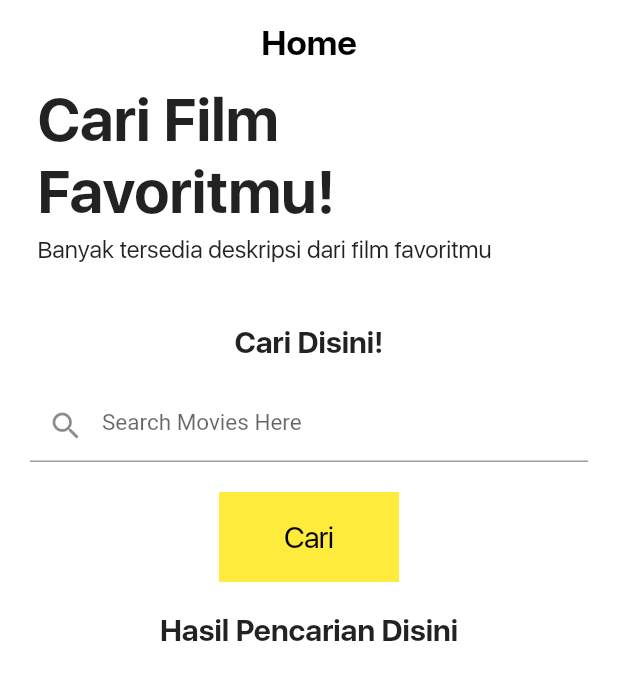
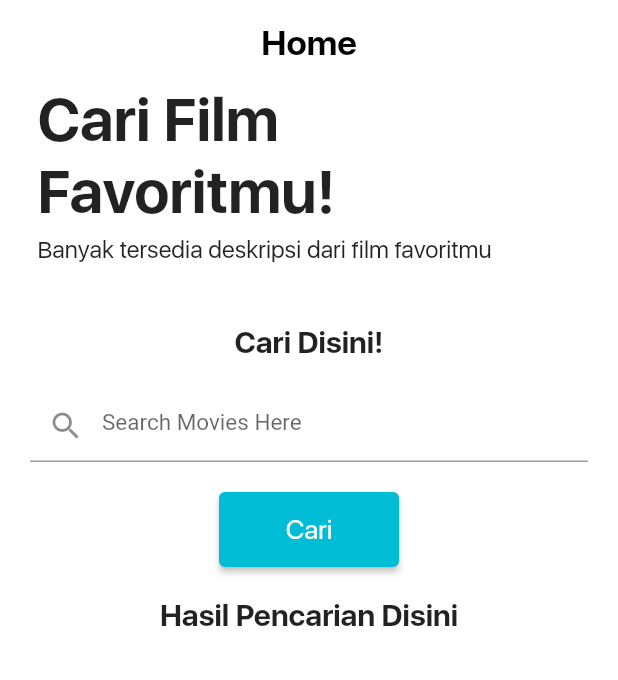
Before and after one commit to ozaenzenzen/flutter-FindMovieAPI, a Flutter app: the screen it shows after launch, on a phone screen of 412 x 824 dp. Shown: the top 680 px of the screen. Run offline on Flutter 3.47's test engine with Material 2 defaults, Android fonts, the phone set to English and light mode, and no system bars; project files that could hold a hidden picture were left out.

Commit message:
cleaning code

```diff
--- a/lib/main.dart
+++ b/lib/main.dart
@@ -169,16 +169,18 @@ class _HomePageState extends State<HomePage> {
             //Search button
             new Container(
               width: 120,
-              // height: 60,
+              height: 50,
               margin: new EdgeInsets.symmetric(horizontal: 20),
-              color: Colors.yellow,
-              child: new CupertinoButton(
+              child: ElevatedButton(
+                style: ElevatedButton.styleFrom(
+                  primary: Colors.cyan,
+                ),
                 child: new Text(
                   "Cari",
                   style: new TextStyle(
-                    color: Colors.black,
+                    color: Colors.white,
                     fontFamily: "SF",
-                    fontSize: 20,
+                    fontSize: 18,
                   ),
                 ),
                 onPressed: () {
@@ -191,25 +193,9 @@ class _HomePageState extends State<HomePage> {
                     });
                   }
                 },
-                minSize: 60.0,
-                borderRadius: BorderRadius.circular(12.0),
               ),
-              // new ElevatedButton(
-              //   style: new ButtonStyle(),
-              //   onPressed: () {},
-              //   child: new Text("Cari"),
-              // ),
             ),
             new SizedBox(height: 20),
-
-            // new Container(
-            //   height: 200,
-            //   margin: new EdgeInsets.symmetric(horizontal: 20),
-            //   color: Colors.green,
-            // ),
-            // new SizedBox(height: 20),
-
-            // MovDesc(),
 
             //Text = Hasil Pencarian Disini
             new Container(
@@ -271,62 +257,6 @@ class MovDesc extends StatelessWidget {
           elevation: 15,
           child: new Column(
             children: [
-              // new Row(
-              //   // crossAxisAlignment: CrossAxisAlignment.center,
-              //   children: <Widget>[
-              //     Container(
-              //       margin:
-              //           new EdgeInsets.symmetric(horizontal: 10, vertical: 10),
-              //       // alignment: Alignment.centerLeft,
-              //       child: new Image(
-              //         height: 140,
-              //         fit: BoxFit.cover,
-              //         image: new NetworkImage(
-              //           detailsAPI.poster.toString(),
-              //         ),
-              //       ),
-              //     ),
-              //     new Column(
-              //       crossAxisAlignment: CrossAxisAlignment.start,
-              //       children: [
-              //         Container(
-              //           // color: Colors.black,
-              //           width: 250,
-              //           child: new Text(
-              //             (detailsAPI != null)
-              //                 ? detailsAPI.title.toString()
-              //                 : "Tidak Ada Data Judul",
-              //             style: new TextStyle(
-              //               color: Colors.black,
-              //               fontSize: 20,
-              //               fontFamily: "SF",
-              //               fontWeight: FontWeight.w700,
-              //             ),
-              //           ),
-              //         ),
-              //         new SizedBox(
-              //           height: 20,
-              //         ),
-              //         Container(
-              //             // color: Colors.black,
-              //             width: 320,
-              //             child: new Text(
-              //               (detailsAPI != null)
-              //                   ? detailsAPI.plots.toString()
-              //                   : "Tidak Ada Data Deskripsi",
-              //               textAlign: TextAlign.justify,
-              //               style: new TextStyle(
-              //                 color: Colors.black,
-              //                 // fontSize: 20,
-              //                 fontFamily: "SF",
-              //                 // fontWeight: FontWeight.w700,
-              //               ),
-              //             )),
-              //       ],
-              //     ),
-              //   ],
-              // ),
-
               Container(
                 margin: new EdgeInsets.symmetric(vertical: 10),
                 child: new ListTile(
@@ -377,6 +307,7 @@ class MovDesc extends StatelessWidget {
                                   fontFamily: "SF",
                                   // fontWeight: FontWeight.w700,
                                 ),
+                                maxLines: 3,
                                 overflow: TextOverflow.ellipsis,
                                 textAlign: TextAlign.justify,
                               ),
@@ -416,20 +347,6 @@ class MovDesc extends StatelessWidget {
                   ),
                 ),
               ),
-
-              // Container(
-              //   margin: new EdgeInsets.only(right: 10, bottom: 10),
-              //   alignment: Alignment.centerRight,
-              //   child: new InkWell(
-              //     onTap: () {},
-              //     child: new Text(
-              //       "See More >>>",
-              //       style: new TextStyle(
-              //         color: Colors.blue[700],
-              //       ),
-              //     ),
-              //   ),
-              // ),
             ],
           ),
         ),
```
